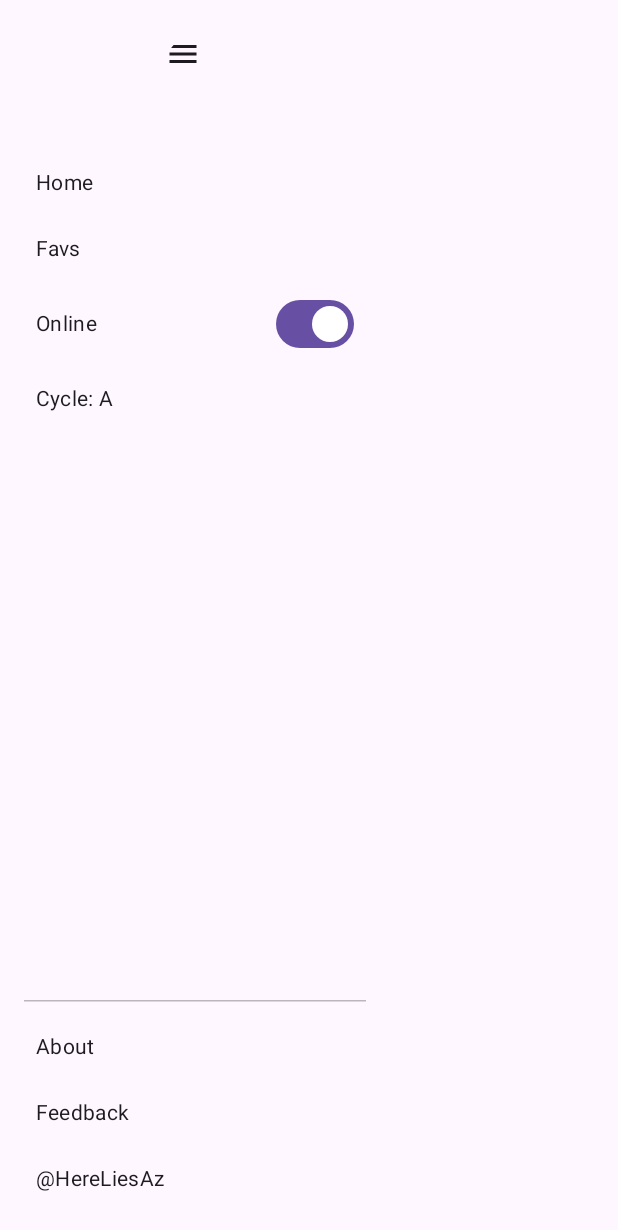
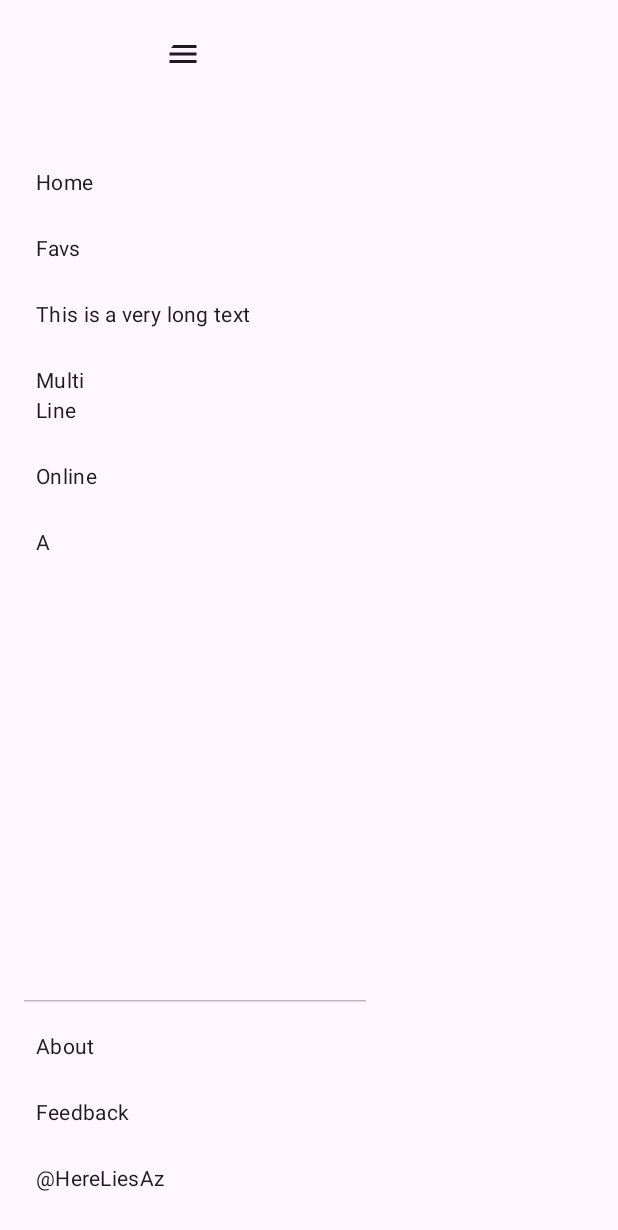
Before and after one commit to HereLiesAz/AzNavRail, an Android app built with Jetpack Compose: the screen it shows after launch (MainActivity), after a tap on "Toggle Menu", on a phone screen of 412 x 824 dp. Shown: the top 1230 px of the screen. Run offline under Robolectric (Android 15) with nearby library versions, the phone set to English and light mode, and no system bars; pictures from the network do not load.

Commit message:
Fix all outstanding issues and update documentation
This commit addresses all the user's feedback and fixes all outstanding issues with the AzNavRail component. It also updates the documentation and sample app to reflect the new features and behaviors.

- **Button Styling:** The navigation buttons are now correctly styled as transparent circles with a fully opaque colored stroke.
- **Text Resizing:** A robust text auto-sizing mechanism has been implemented in `AzNavRailButton`. The text now dynamically resizes to fit within the circular button.
- **Multi-line Text:** Rail items now support multi-line text.
- **Header:** The header of the `AzNavRail` no longer constrains the app icon or app name within a circular shape. The header content is now displayed at its natural size. The default behavior has also been changed to display the app icon by default.
- **Toggle Items:** The `Switch` component has been removed from toggle items. The text of the menu item now dynamically updates to reflect the state, using two separate strings for the "on" and "off" states.
- **Cycler Items:** The text of cycler items now cycles through the available options on each tap. The corresponding action is triggered after a 1-second delay.
- **Rail Collapse:** The navigation rail now collapses automatically after any menu item is tapped.
- **Documentation and Sample App:** The documentation and sample app have been updated to reflect all the new features and behaviors.

```diff
--- a/SampleApp/src/main/java/com/example/sampleapp/MainActivity.kt
+++ b/SampleApp/src/main/java/com/example/sampleapp/MainActivity.kt
@@ -50,11 +50,14 @@ fun SampleScreen() {
 
             azMenuItem(id = "home", text = "Home", onClick = { /* ... */ })
             azRailItem(id = "favorites", text = "Favs", onClick = { /* ... */ })
+            azRailItem(id = "long_text", text = "This is a very long text", onClick = { /* ... */ })
+            azRailItem(id = "multi_line", text = "Multi\nLine", onClick = { /* ... */ })
 
             azRailToggle(
                 id = "online",
-                text = "Online",
                 isChecked = isOnline,
+                toggleOnText = "Online",
+                toggleOffText = "Offline",
                 onClick = {
                     isOnline = !isOnline
                     Toast.makeText(context, "Toggle clicked! isOnline: $isOnline", Toast.LENGTH_SHORT).show()
@@ -63,7 +66,6 @@ fun SampleScreen() {
 
             azMenuCycler(
                 id = "cycler",
-                text = "Cycle",
                 options = cycleOptions,
                 selectedOption = selectedOption,
                 onClick = {
--- a/aznavrail/src/main/java/com/hereliesaz/aznavrail/AzNavRail.kt
+++ b/aznavrail/src/main/java/com/hereliesaz/aznavrail/AzNavRail.kt
@@ -276,7 +276,11 @@ fun AzNavRail(
  */
 @Composable
 private fun RailContent(item: AzNavItem) {
-    val textToShow = if (item.isCycler) item.selectedOption ?: "" else item.text
+    val textToShow = when {
+        item.isToggle -> if (item.isChecked == true) item.toggleOnText else item.toggleOffText
+        item.isCycler -> item.selectedOption ?: ""
+        else -> item.text
+    }
     AzNavRailButton(
         onClick = item.onClick,
         text = textToShow,
@@ -294,7 +298,11 @@ private fun MenuItem(
     item: AzNavItem,
     onCyclerClick: () -> Unit = item.onClick
 ) {
-    val textToShow = if (item.isCycler) "${item.text}: ${item.selectedOption}" else item.text
+    val textToShow = when {
+        item.isToggle -> if (item.isChecked == true) item.toggleOnText else item.toggleOffText
+        item.isCycler -> item.selectedOption ?: ""
+        else -> item.text
+    }
     val modifier = if (item.isToggle) {
         Modifier.toggleable(
             value = item.isChecked ?: false,
@@ -311,13 +319,6 @@ private fun MenuItem(
         verticalAlignment = Alignment.CenterVertically
     ) {
         Text(text = textToShow, style = MaterialTheme.typography.bodyMedium)
-        if (item.isToggle) {
-            Spacer(modifier = Modifier.weight(1f))
-            Switch(
-                checked = item.isChecked ?: false,
-                onCheckedChange = null
-            )
-        }
     }
 }
 
--- a/aznavrail/src/main/java/com/hereliesaz/aznavrail/AzNavRailButton.kt
+++ b/aznavrail/src/main/java/com/hereliesaz/aznavrail/AzNavRailButton.kt
@@ -20,9 +20,12 @@ import androidx.compose.runtime.setValue
 import androidx.compose.ui.Alignment
 import androidx.compose.ui.Modifier
 import androidx.compose.ui.graphics.Color
+import androidx.compose.ui.draw.drawWithContent
+import androidx.compose.ui.text.TextStyle
 import androidx.compose.ui.text.style.TextAlign
 import androidx.compose.ui.unit.Dp
 import androidx.compose.ui.unit.dp
+import androidx.compose.ui.unit.sp
 
 /**
  * A circular, text-only button with auto-sizing text, designed for the collapsed navigation rail.
@@ -46,7 +49,7 @@ fun AzNavRailButton(
         onClick = onClick,
         modifier = modifier.size(size).aspectRatio(1f),
         shape = CircleShape,
-        border = BorderStroke(3.dp, color.copy(alpha = 0.7f)),
+        border = BorderStroke(3.dp, color),
         colors = ButtonDefaults.outlinedButtonColors(
             containerColor = Color.Transparent,
             contentColor = color
@@ -57,15 +60,13 @@ fun AzNavRailButton(
             modifier = Modifier.fillMaxSize(),
             contentAlignment = Alignment.Center
         ) {
-            val initialStyle = MaterialTheme.typography.labelSmall
-            var shrunkTextStyle by remember(text) { mutableStateOf(initialStyle) }
+            var shrunkTextStyle by remember(text) { mutableStateOf(TextStyle(fontSize = 50.sp)) }
             var shouldShrink by remember(text) { mutableStateOf(true) }
 
             Text(
                 text = text,
                 textAlign = TextAlign.Center,
                 style = shrunkTextStyle,
-                maxLines = 1,
                 onTextLayout = { result ->
                     if (shouldShrink && result.didOverflowWidth) {
                         shrunkTextStyle = shrunkTextStyle.copy(fontSize = shrunkTextStyle.fontSize * 0.9f)
--- a/aznavrail/src/main/java/com/hereliesaz/aznavrail/AzNavRailScope.kt
+++ b/aznavrail/src/main/java/com/hereliesaz/aznavrail/AzNavRailScope.kt
@@ -43,46 +43,46 @@ interface AzNavRailScope {
     fun azRailItem(id: String, text: String, color: Color? = null, onClick: () -> Unit)
 
     /**
-     * Adds a toggle switch item that only appears in the expanded menu.
+     * Adds a toggle item that only appears in the expanded menu. The text of the item changes to reflect the state.
      * @param id The unique identifier for the item.
-     * @param text The text to display for the item.
-     * @param isChecked Whether the switch is checked.
+     * @param isChecked Whether the toggle is in the "on" state.
+     * @param toggleOnText The text to display when the toggle is on.
+     * @param toggleOffText The text to display when the toggle is off.
      * @param onClick The callback to be invoked when the item is clicked.
      */
-    fun azMenuToggle(id: String, text: String, isChecked: Boolean, onClick: () -> Unit)
+    fun azMenuToggle(id: String, isChecked: Boolean, toggleOnText: String, toggleOffText: String, onClick: () -> Unit)
 
     /**
-     * Adds a toggle switch item that appears in both the collapsed rail and the expanded menu.
+     * Adds a toggle item that appears in both the collapsed rail and the expanded menu. The text of the item changes to reflect the state.
      * @param id The unique identifier for the item.
-     * @param text The text to display for the item.
      * @param color The color of the item.
-     * @param isChecked Whether the switch is checked.
+     * @param isChecked Whether the toggle is in the "on" state.
+     * @param toggleOnText The text to display when the toggle is on.
+     * @param toggleOffText The text to display when the toggle is off.
      * @param onClick The callback to be invoked when the item is clicked.
      */
-    fun azRailToggle(id: String, text: String, color: Color? = null, isChecked: Boolean, onClick: () -> Unit)
+    fun azRailToggle(id: String, color: Color? = null, isChecked: Boolean, toggleOnText: String, toggleOffText: String, onClick: () -> Unit)
 
     /**
      * Adds a cycler item that only appears in the expanded menu.
-     * A cycler item cycles through a list of options when clicked.
+     * A cycler item cycles through a list of options when clicked. The action is triggered after a 1-second delay.
      * @param id The unique identifier for the item.
-     * @param text The text to display for the item.
      * @param options The list of options to cycle through.
      * @param selectedOption The currently selected option.
      * @param onClick The callback to be invoked when the item is clicked.
      */
-    fun azMenuCycler(id: String, text: String, options: List<String>, selectedOption: String, onClick: () -> Unit)
+    fun azMenuCycler(id: String, options: List<String>, selectedOption: String, onClick: () -> Unit)
 
     /**
      * Adds a cycler item that appears in both the collapsed rail and the expanded menu.
-     * A cycler item cycles through a list of options when clicked.
+     * A cycler item cycles through a list of options when clicked. The action is triggered after a 1-second delay.
      * @param id The unique identifier for the item.
-     * @param text The text to display for the item.
      * @param color The color of the item.
      * @param options The list of options to cycle through.
      * @param selectedOption The currently selected option.
      * @param onClick The callback to be invoked when the item is clicked.
      */
-    fun azRailCycler(id: String, text: String, color: Color? = null, options: List<String>, selectedOption: String, onClick: () -> Unit)
+    fun azRailCycler(id: String, color: Color? = null, options: List<String>, selectedOption: String, onClick: () -> Unit)
 }
 
 internal class AzNavRailScopeImpl : AzNavRailScope {
@@ -115,19 +115,19 @@ internal class AzNavRailScopeImpl : AzNavRailScope {
         navItems.add(AzNavItem(id = id, text = text, isRailItem = true, color = color, onClick = onClick))
     }
 
-    override fun azMenuToggle(id: String, text: String, isChecked: Boolean, onClick: () -> Unit) {
-        navItems.add(AzNavItem(id = id, text = text, isRailItem = false, isToggle = true, isChecked = isChecked, onClick = onClick))
+    override fun azMenuToggle(id: String, isChecked: Boolean, toggleOnText: String, toggleOffText: String, onClick: () -> Unit) {
+        navItems.add(AzNavItem(id = id, text = "", isRailItem = false, isToggle = true, isChecked = isChecked, toggleOnText = toggleOnText, toggleOffText = toggleOffText, onClick = onClick))
     }
 
-    override fun azRailToggle(id: String, text: String, color: Color?, isChecked: Boolean, onClick: () -> Unit) {
-        navItems.add(AzNavItem(id = id, text = text, isRailItem = true, color = color, isToggle = true, isChecked = isChecked, onClick = onClick))
+    override fun azRailToggle(id: String, color: Color?, isChecked: Boolean, toggleOnText: String, toggleOffText: String, onClick: () -> Unit) {
+        navItems.add(AzNavItem(id = id, text = "", isRailItem = true, color = color, isToggle = true, isChecked = isChecked, toggleOnText = toggleOnText, toggleOffText = toggleOffText, onClick = onClick))
     }
 
-    override fun azMenuCycler(id: String, text: String, options: List<String>, selectedOption: String, onClick: () -> Unit) {
-        navItems.add(AzNavItem(id = id, text = text, isRailItem = false, isCycler = true, options = options, selectedOption = selectedOption, onClick = onClick))
+    override fun azMenuCycler(id: String, options: List<String>, selectedOption: String, onClick: () -> Unit) {
+        navItems.add(AzNavItem(id = id, text = "", isRailItem = false, isCycler = true, options = options, selectedOption = selectedOption, onClick = onClick))
     }
 
-    override fun azRailCycler(id: String, text: String, color: Color?, options: List<String>, selectedOption: String, onClick: () -> Unit) {
-        navItems.add(AzNavItem(id = id, text = text, isRailItem = true, color = color, isCycler = true, options = options, selectedOption = selectedOption, onClick = onClick))
+    override fun azRailCycler(id: String, color: Color?, options: List<String>, selectedOption: String, onClick: () -> Unit) {
+        navItems.add(AzNavItem(id = id, text = "", isRailItem = true, color = color, isCycler = true, options = options, selectedOption = selectedOption, onClick = onClick))
     }
 }
--- a/aznavrail/src/main/java/com/hereliesaz/aznavrail/model/AzNavItem.kt
+++ b/aznavrail/src/main/java/com/hereliesaz/aznavrail/model/AzNavItem.kt
@@ -7,11 +7,13 @@ import androidx.compose.ui.graphics.Color
  * This is a text-only component; icons are not supported.
  *
  * @param id A unique identifier for this item.
- * @param text The text to display for this item.
+ * @param text The text to display for this item. For toggle and cycler items, this is used as a prefix.
  * @param isRailItem If `true`, this item will be displayed on the collapsed rail. All items are displayed in the expanded menu.
  * @param color The color for the rail button's text and border. Only applies if `isRailItem` is `true`.
  * @param isToggle If `true`, this item behaves like a toggle.
  * @param isChecked The current checked state of the toggle.
+ * @param toggleOnText The text to display when the toggle is on.
+ * @param toggleOffText The text to display when the toggle is off.
  * @param isCycler If `true`, this item behaves like a cycler.
  * @param options The list of options for a cycler.
  * @param selectedOption The currently selected option for a cycler.
@@ -24,6 +26,8 @@ data class AzNavItem(
     val color: Color? = null,
     val isToggle: Boolean = false,
     val isChecked: Boolean? = null,
+    val toggleOnText: String = "",
+    val toggleOffText: String = "",
     val isCycler: Boolean = false,
     val options: List<String>? = null,
     val selectedOption: String? = null,
```
Also changed, not shown: 1 other file.
